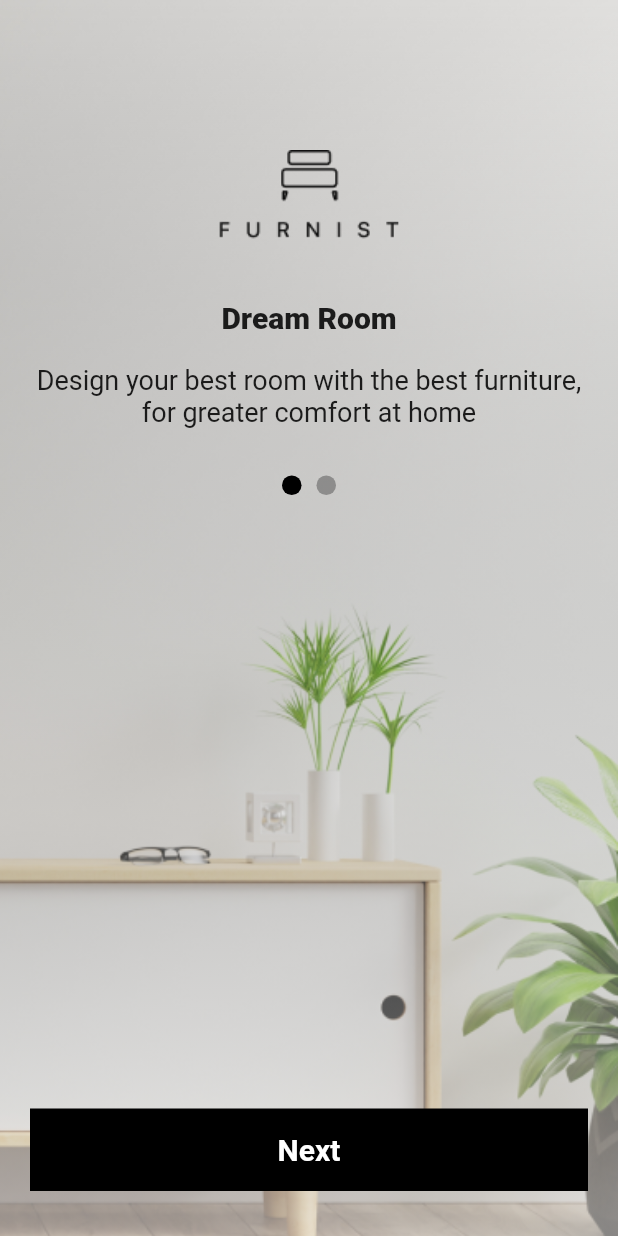
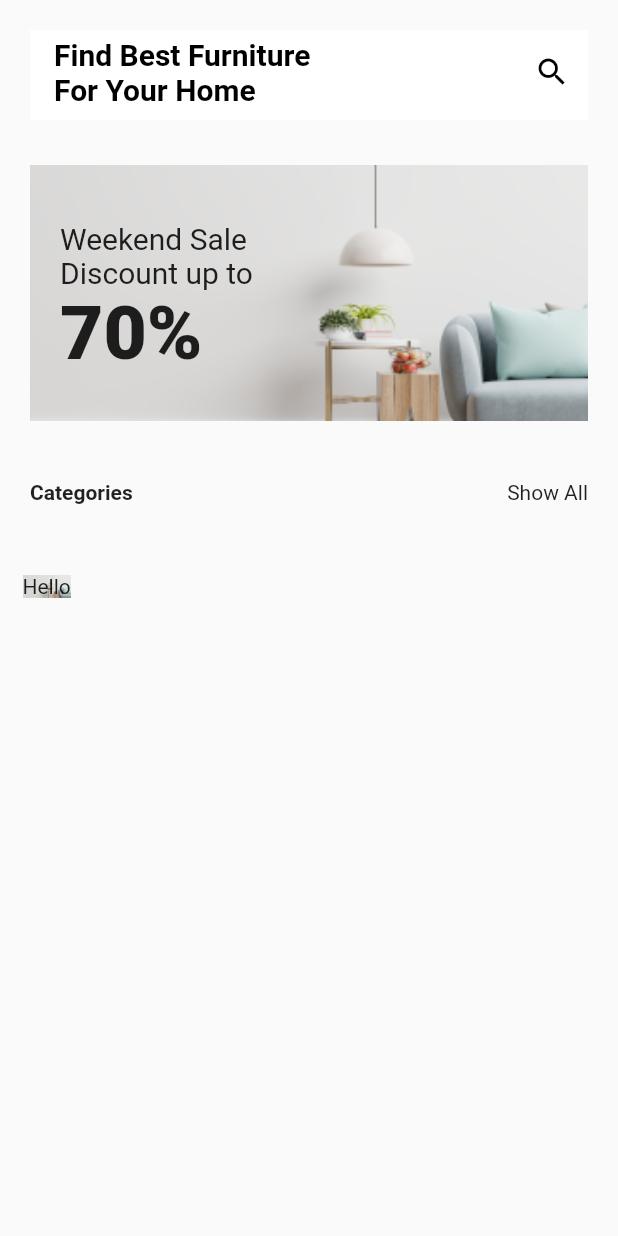
Before and after one commit to suryajayantara/furnist_flutter, a Flutter app: the screen it shows after launch, on a phone screen of 412 x 824 dp. Run offline on Flutter 3.47's test engine with Material 2 defaults, Android fonts, the phone set to English and light mode, and no system bars; our stand-ins replace get.

```diff
--- a/lib/main.dart
+++ b/lib/main.dart
@@ -1,4 +1,5 @@
 import 'package:flutter/material.dart';
+import 'package:furnist_app/screens/home.dart';
 import 'package:furnist_app/screens/onboard.dart';
 import 'package:furnist_app/screens/register.dart';
 import 'package:furnist_app/screens/welcome.dart';
@@ -14,7 +15,7 @@ class MyApp extends StatelessWidget {
   @override
   Widget build(BuildContext context) {
     return GetMaterialApp(
-      home: OnboardPages(),
+      home: HomePage(),
       debugShowCheckedModeBanner: false,
     );
   }
--- /dev/null
+++ b/lib/screens/home.dart
@@ -0,0 +1,162 @@
+import 'package:flutter/material.dart';
+import 'package:get/get.dart';
+
+class HomePage extends StatefulWidget {
+  const HomePage({Key? key}) : super(key: key);
+
+  @override
+  _HomePageState createState() => _HomePageState();
+}
+
+class _HomePageState extends State<HomePage> {
+  int activePages = 1;
+
+  @override
+  Widget build(BuildContext context) {
+    return Scaffold(
+        appBar: PreferredSize(
+          preferredSize: Size.fromHeight(100),
+          child: Container(
+            margin: EdgeInsets.all(20),
+            child: AppBar(
+              backgroundColor: Colors.white,
+              elevation: 0.0,
+              title: Text(
+                "Find Best Furniture For Your Home",
+                style: TextStyle(
+                    fontSize: 20,
+                    fontWeight: FontWeight.w700,
+                    color: Colors.black),
+                maxLines: 2,
+              ),
+              actions: [
+                SizedBox(
+                  width: 100,
+                ),
+                IconButton(
+                  onPressed: () {},
+                  icon: Icon(
+                    Icons.search,
+                    color: Colors.black,
+                  ),
+                )
+              ],
+            ),
+          ),
+        ),
+        body: Column(
+          children: [
+            Container(
+                height: 200,
+                margin: EdgeInsets.symmetric(horizontal: 20, vertical: 10),
+                child: Expanded(
+                  flex: 1,
+                  child: PageView(
+                    scrollDirection: Axis.horizontal,
+                    children: [
+                      Container(
+                        width: Get.width,
+                        child: Stack(
+                          children: [
+                            Image(
+                              image:
+                                  AssetImage('assets/carousel/carousel-1.png'),
+                              fit: BoxFit.fitWidth,
+                              width: Get.width,
+                            ),
+                            Container(
+                              margin: EdgeInsets.only(left: 20.0, bottom: 20.0),
+                              child: Column(
+                                mainAxisAlignment: MainAxisAlignment.center,
+                                children: [
+                                  Container(
+                                    width: 180,
+                                    child: Text(
+                                      'Weekend Sale Discount up to',
+                                      style: TextStyle(fontSize: 20),
+                                      maxLines: 2,
+                                    ),
+                                  ),
+                                  Container(
+                                    width: 180,
+                                    child: Text(
+                                      '70%',
+                                      style: TextStyle(
+                                          fontSize: 50,
+                                          fontWeight: FontWeight.w900),
+                                      maxLines: 2,
+                                    ),
+                                  )
+                                ],
+                              ),
+                            )
+                          ],
+                        ),
+                        height: 200,
+                      ),
+                      Container(
+                        width: Get.width,
+                        child: Stack(
+                          children: [
+                            Image(
+                              image:
+                                  AssetImage('assets/carousel/carousel-1.png'),
+                              fit: BoxFit.fitWidth,
+                              width: Get.width,
+                            )
+                          ],
+                        ),
+                        height: 200,
+                      ),
+                      Container(
+                        width: Get.width,
+                        child: Stack(
+                          children: [
+                            Image(
+                              image:
+                                  AssetImage('assets/carousel/carousel-1.png'),
+                              fit: BoxFit.fitWidth,
+                              width: Get.width,
+                            )
+                          ],
+                        ),
+                        height: 200,
+                      ),
+                    ],
+                  ),
+                )),
+            Container(
+              margin: EdgeInsets.symmetric(horizontal: 20.0, vertical: 0),
+              child: Row(
+                children: [
+                  Text(
+                    'Categories',
+                    style: TextStyle(fontWeight: FontWeight.w700),
+                  ),
+                  Spacer(),
+                  Text('Show All'),
+                ],
+              ),
+            ),
+            Container(
+              height: 90,
+              margin: EdgeInsets.all(10),
+              child: ListView(
+                scrollDirection: Axis.horizontal,
+                children: [
+                  Container(
+                    alignment: Alignment.center,
+                    margin: EdgeInsets.all(5),
+                    decoration: BoxDecoration(
+                        image: DecorationImage(
+                            image:
+                                AssetImage('assets/carousel/carousel-1.png'))),
+                    child: Center(child: Text('Hello')),
+                  ),
+                ],
+              ),
+            )
+          ],
+        ));
+  }
+}
--- a/lib/screens/login.dart
+++ b/lib/screens/login.dart
@@ -1,6 +1,7 @@
 import 'package:flutter/material.dart';
 import 'package:furnist_app/widgets/register_bottom_navs.dart';
 import 'package:get/get.dart';
+
 
 class LoginPage extends StatefulWidget {
   const LoginPage({Key? key}) : super(key: key);
@@ -26,10 +27,19 @@ class _LoginPageState extends State<LoginPage> {
             ),
           ),
         ),
-        body: Stack(
+        body: Container(
+          height: Get.height,
+          child: ListView(
+            shrinkWrap: true,
+            children: [
+              Container(
+                width: Get.width,
+                height: Get.height,
+                child: Stack(
                   children: [
                     Padding(
-              padding: EdgeInsets.symmetric(vertical: 20.0, horizontal: 30.0),
+                      padding: EdgeInsets.symmetric(
+                          vertical: 20.0, horizontal: 30.0),
                       child: Container(
                         child: Column(
                           children: [
@@ -57,9 +67,11 @@ class _LoginPageState extends State<LoginPage> {
                                   hintText: "Email",
                                   enabledBorder: UnderlineInputBorder(
                                       borderSide: BorderSide(
-                                  color: Colors.black.withOpacity(0.5))),
+                                          color:
+                                              Colors.black.withOpacity(0.5))),
                                   focusedBorder: UnderlineInputBorder(
-                              borderSide: BorderSide(color: Colors.black))),
+                                      borderSide:
+                                          BorderSide(color: Colors.black))),
                             ),
                             TextFormField(
                               cursorColor: Colors.black,
@@ -77,9 +89,11 @@ class _LoginPageState extends State<LoginPage> {
                                   hintText: "Password",
                                   enabledBorder: UnderlineInputBorder(
                                       borderSide: BorderSide(
-                                  color: Colors.black.withOpacity(0.5))),
+                                          color:
+                                              Colors.black.withOpacity(0.5))),
                                   focusedBorder: UnderlineInputBorder(
-                              borderSide: BorderSide(color: Colors.black))),
+                                      borderSide:
+                                          BorderSide(color: Colors.black))),
                             ),
                             Column(
                               mainAxisAlignment: MainAxisAlignment.end,
@@ -92,7 +106,8 @@ class _LoginPageState extends State<LoginPage> {
                                           horizontal: 0, vertical: 30),
                                       child: Text(
                                         'Forgot Password ?',
-                                style: TextStyle(fontWeight: FontWeight.w500),
+                                        style: TextStyle(
+                                            fontWeight: FontWeight.w500),
                                       ),
                                     ),
                                     onTap: () {
@@ -114,6 +129,10 @@ class _LoginPageState extends State<LoginPage> {
                           children: [RegisterBottomNavs()],
                         ))
                   ],
+                ),
+              )
+            ],
+          ),
         ));
   }
 }
--- a/lib/screens/welcome.dart
+++ b/lib/screens/welcome.dart
@@ -1,5 +1,6 @@
 import 'package:flutter/material.dart';
 import 'package:furnist_app/widgets/welcome_bottom_navs.dart';
+import 'package:get/get.dart';
 
 class WelcomePage extends StatefulWidget {
   const WelcomePage({Key? key}) : super(key: key);
@@ -12,11 +13,17 @@ class _WelcomePageState extends State<WelcomePage> {
   @override
   Widget build(BuildContext context) {
     return Scaffold(
-      body: Stack(
+      body: Container(
+        height: Get.height,
+        child: ListView(
+          shrinkWrap: true,
+          children: [
+            Stack(
               alignment: Alignment.center,
               children: [
                 Container(
-            width: double.infinity,
+                  height: Get.height,
+                  width: Get.width,
                   child: Image(
                     image: AssetImage('assets/theme/onboarding-1.png'),
                     alignment: Alignment.center,
@@ -47,6 +54,9 @@ class _WelcomePageState extends State<WelcomePage> {
                   child: WelcomeBottomNavs(),
                 )
               ],
+        )
+          ],
+        ),
       ),
     );
   }
--- a/lib/widgets/register_bottom_navs.dart
+++ b/lib/widgets/register_bottom_navs.dart
@@ -1,6 +1,7 @@
 import 'package:flutter/material.dart';
 import 'package:furnist_app/widgets/components/outline_btn.dart';
 import 'package:furnist_app/widgets/components/solid_btn.dart';
+import 'package:get/get.dart';
 
 class RegisterBottomNavs extends StatelessWidget {
   const RegisterBottomNavs({Key? key}) : super(key: key);
@@ -37,13 +38,21 @@ class RegisterBottomNavs extends StatelessWidget {
             },
           ),
           Container(
-            child: RichText(
-              text: TextSpan(children: [
-                TextSpan(text: "Don't have any account ?"),
-                TextSpan(
-                    text: "Sign Up",
-                    style: TextStyle(fontWeight: FontWeight.w500)),
-              ]),
+            width: Get.width,
+            child: Row(
+              mainAxisAlignment: MainAxisAlignment.center,
+              children: [
+                Text("Don't have any account ? "),
+                GestureDetector(
+                  child: Text(
+                    'Sign Up',
+                    style: TextStyle(fontWeight: FontWeight.w900),
+                  ),
+                  onTap: () {
+                    print("Hello World");
+                  },
+                )
+              ],
             ),
           )
         ],
--- a/pubspec.yaml
+++ b/pubspec.yaml
@@ -58,6 +58,7 @@ flutter:
     - assets/icon.png
     - assets/theme/onboarding-1.png
     - assets/theme/onboarding-2.png
+    - assets/carousel/
   #   - images/a_dot_ham.jpeg
   # An image asset can refer to one or more resolution-specific "variants", see
   # https://flutter.dev/assets-and-images/#resolution-aware.
```
Also changed, not shown: assets/carousel/carousel-1.png (added). Lines whose indentation alone changed are shown as unchanged.
